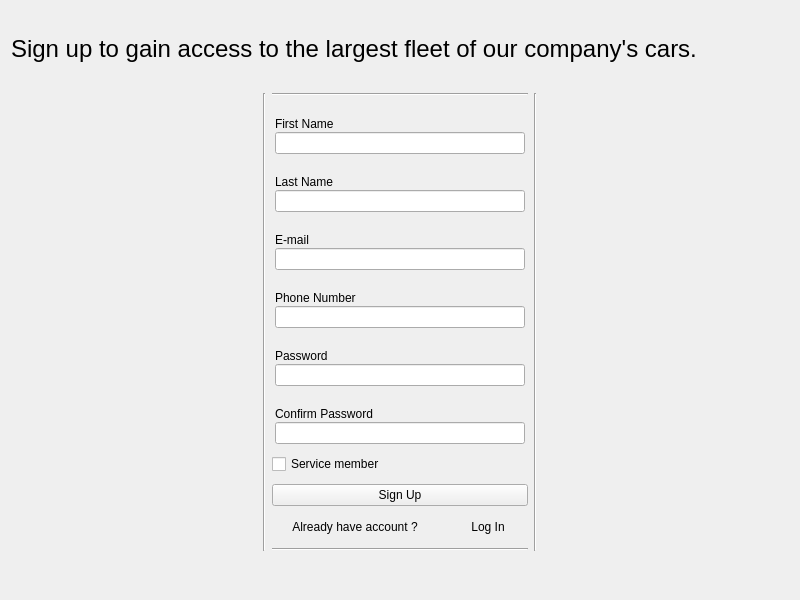
Qt form signupscreen.ui (tymson20/CarRentalSystem) before a commit.
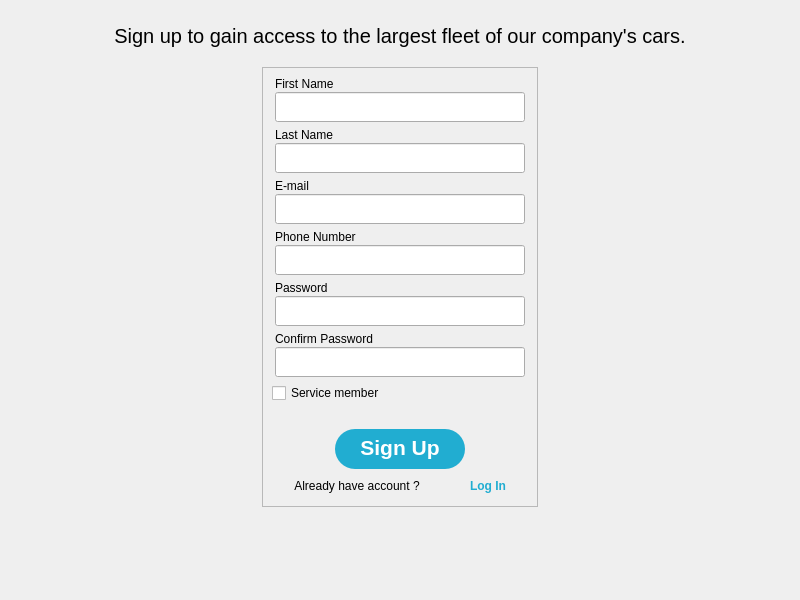
The same form after that commit.

Patch:
```diff
--- a/signupscreen.ui
+++ b/signupscreen.ui
@@ -13,18 +13,30 @@
   <property name="windowTitle">
    <string>Form</string>
   </property>
-  <layout class="QVBoxLayout" name="verticalLayout_2" stretch="2,12,1">
+  <layout class="QVBoxLayout" name="verticalLayout_2" stretch="0,0,0">
    <item>
     <widget class="QLabel" name="label">
+     <property name="minimumSize">
+      <size>
+       <width>0</width>
+       <height>50</height>
+      </size>
+     </property>
      <property name="font">
       <font>
-       <pointsize>18</pointsize>
+       <pointsize>15</pointsize>
        <bold>false</bold>
       </font>
      </property>
+     <property name="styleSheet">
+      <string notr="true"/>
+     </property>
      <property name="text">
       <string>Sign up to gain access to the largest fleet of our company's cars.</string>
      </property>
+     <property name="alignment">
+      <set>Qt::AlignCenter</set>
+     </property>
     </widget>
    </item>
    <item>
@@ -43,24 +55,29 @@
       </spacer>
      </item>
      <item>
-      <widget class="Line" name="line_2">
-       <property name="orientation">
-        <enum>Qt::Vertical</enum>
+      <widget class="QFrame" name="frame">
+       <property name="minimumSize">
+        <size>
+         <width>200</width>
+         <height>0</height>
+        </size>
        </property>
-      </widget>
-     </item>
-     <item>
-      <layout class="QVBoxLayout" name="verticalLayout_10">
-       <property name="spacing">
-        <number>10</number>
+       <property name="maximumSize">
+        <size>
+         <width>300</width>
+         <height>16777215</height>
+        </size>
        </property>
-       <item>
-        <widget class="Line" name="line_3">
-         <property name="orientation">
-          <enum>Qt::Horizontal</enum>
-         </property>
-        </widget>
-       </item>
+       <property name="styleSheet">
+        <string notr="true"/>
+       </property>
+       <property name="frameShape">
+        <enum>QFrame::StyledPanel</enum>
+       </property>
+       <property name="frameShadow">
+        <enum>QFrame::Raised</enum>
+       </property>
+       <layout class="QVBoxLayout" name="verticalLayout_3">
        <item>
         <layout class="QVBoxLayout" name="verticalLayout_8" stretch="0,0">
          <property name="spacing">
@@ -85,7 +102,7 @@
          <item>
           <widget class="QLineEdit" name="lineEdit_FirstName">
            <property name="sizePolicy">
-            <sizepolicy hsizetype="Fixed" vsizetype="Fixed">
+             <sizepolicy hsizetype="MinimumExpanding" vsizetype="Fixed">
              <horstretch>0</horstretch>
              <verstretch>0</verstretch>
             </sizepolicy>
@@ -93,7 +110,7 @@
            <property name="minimumSize">
             <size>
              <width>250</width>
-             <height>0</height>
+              <height>30</height>
             </size>
            </property>
            <property name="maxLength">
@@ -127,7 +144,7 @@
          <item>
           <widget class="QLineEdit" name="lineEdit_LastName">
            <property name="sizePolicy">
-            <sizepolicy hsizetype="Fixed" vsizetype="Fixed">
+             <sizepolicy hsizetype="MinimumExpanding" vsizetype="Fixed">
              <horstretch>0</horstretch>
              <verstretch>0</verstretch>
             </sizepolicy>
@@ -135,7 +152,7 @@
            <property name="minimumSize">
             <size>
              <width>250</width>
-             <height>0</height>
+              <height>30</height>
             </size>
            </property>
            <property name="maxLength">
@@ -169,7 +186,7 @@
          <item>
           <widget class="QLineEdit" name="lineEdit_Email">
            <property name="sizePolicy">
-            <sizepolicy hsizetype="Fixed" vsizetype="Fixed">
+             <sizepolicy hsizetype="MinimumExpanding" vsizetype="Fixed">
              <horstretch>0</horstretch>
              <verstretch>0</verstretch>
             </sizepolicy>
@@ -177,7 +194,7 @@
            <property name="minimumSize">
             <size>
              <width>250</width>
-             <height>0</height>
+              <height>30</height>
             </size>
            </property>
            <property name="maxLength">
@@ -211,7 +228,7 @@
          <item>
           <widget class="QLineEdit" name="lineEdit_PhoneNumber">
            <property name="sizePolicy">
-            <sizepolicy hsizetype="Fixed" vsizetype="Fixed">
+             <sizepolicy hsizetype="MinimumExpanding" vsizetype="Fixed">
              <horstretch>0</horstretch>
              <verstretch>0</verstretch>
             </sizepolicy>
@@ -219,7 +236,7 @@
            <property name="minimumSize">
             <size>
              <width>250</width>
-             <height>0</height>
+              <height>30</height>
             </size>
            </property>
            <property name="maxLength">
@@ -253,7 +270,7 @@
          <item>
           <widget class="QLineEdit" name="lineEdit_Password">
            <property name="sizePolicy">
-            <sizepolicy hsizetype="Fixed" vsizetype="Fixed">
+             <sizepolicy hsizetype="MinimumExpanding" vsizetype="Fixed">
              <horstretch>0</horstretch>
              <verstretch>0</verstretch>
             </sizepolicy>
@@ -261,7 +278,7 @@
            <property name="minimumSize">
             <size>
              <width>250</width>
-             <height>0</height>
+              <height>30</height>
             </size>
            </property>
            <property name="maxLength">
@@ -298,7 +315,7 @@
          <item>
           <widget class="QLineEdit" name="lineEdit_ConfPassword">
            <property name="sizePolicy">
-            <sizepolicy hsizetype="Fixed" vsizetype="Fixed">
+             <sizepolicy hsizetype="MinimumExpanding" vsizetype="Fixed">
              <horstretch>0</horstretch>
              <verstretch>0</verstretch>
             </sizepolicy>
@@ -306,7 +323,7 @@
            <property name="minimumSize">
             <size>
              <width>250</width>
-             <height>0</height>
+              <height>30</height>
             </size>
            </property>
            <property name="maxLength">
@@ -330,7 +347,47 @@
         </widget>
        </item>
        <item>
+         <spacer name="verticalSpacer_2">
+          <property name="orientation">
+           <enum>Qt::Vertical</enum>
+          </property>
+          <property name="sizeHint" stdset="0">
+           <size>
+            <width>20</width>
+            <height>20</height>
+           </size>
+          </property>
+         </spacer>
+        </item>
+        <item alignment="Qt::AlignHCenter">
         <widget class="QPushButton" name="pushButton_SignUp">
+          <property name="minimumSize">
+           <size>
+            <width>130</width>
+            <height>40</height>
+           </size>
+          </property>
+          <property name="maximumSize">
+           <size>
+            <width>150</width>
+            <height>16777215</height>
+           </size>
+          </property>
+          <property name="font">
+           <font>
+            <pointsize>16</pointsize>
+            <bold>true</bold>
+           </font>
+          </property>
+          <property name="styleSheet">
+           <string notr="true">QPushButton {
+	background-color: #21add1;
+	color: white;
+	border-radius: 20px;
+	padding-bottom: 4px;
+}
+QPushButton::pressed {background-color: #1886a3}</string>
+          </property>
          <property name="text">
           <string>Sign Up</string>
          </property>
@@ -355,30 +412,19 @@
           <widget class="QPushButton" name="pushButton_LogIn">
            <property name="font">
             <font>
-             <underline>false</underline>
-            </font>
-           </property>
-           <property name="mouseTracking">
-            <bool>false</bool>
-           </property>
-           <property name="whatsThis">
-            <string/>
-           </property>
-           <property name="layoutDirection">
-            <enum>Qt::LeftToRight</enum>
-           </property>
-           <property name="autoFillBackground">
-            <bool>false</bool>
+              <bold>true</bold>
+             </font>
+            </property>
+            <property name="styleSheet">
+             <string notr="true">QPushButton {
+	background-color: transparent;
+	color: #21add1;
+}
+QPushButton:pressed {color: #1886a3}</string>
            </property>
            <property name="text">
             <string>Log In</string>
            </property>
-           <property name="autoDefault">
-            <bool>false</bool>
-           </property>
-           <property name="default">
-            <bool>false</bool>
-           </property>
            <property name="flat">
             <bool>true</bool>
            </property>
@@ -386,20 +432,7 @@
          </item>
         </layout>
        </item>
-       <item>
-        <widget class="Line" name="line_4">
-         <property name="orientation">
-          <enum>Qt::Horizontal</enum>
-         </property>
-        </widget>
-       </item>
-      </layout>
-     </item>
-     <item>
-      <widget class="Line" name="line">
-       <property name="orientation">
-        <enum>Qt::Vertical</enum>
-       </property>
+       </layout>
       </widget>
      </item>
      <item>
@@ -418,14 +451,14 @@
     </layout>
    </item>
    <item>
-    <spacer name="verticalSpacer_2">
+    <spacer name="verticalSpacer">
      <property name="orientation">
       <enum>Qt::Vertical</enum>
      </property>
      <property name="sizeHint" stdset="0">
       <size>
        <width>20</width>
-       <height>35</height>
+       <height>20</height>
       </size>
      </property>
     </spacer>
```
Lines whose indentation alone changed are shown as unchanged.
